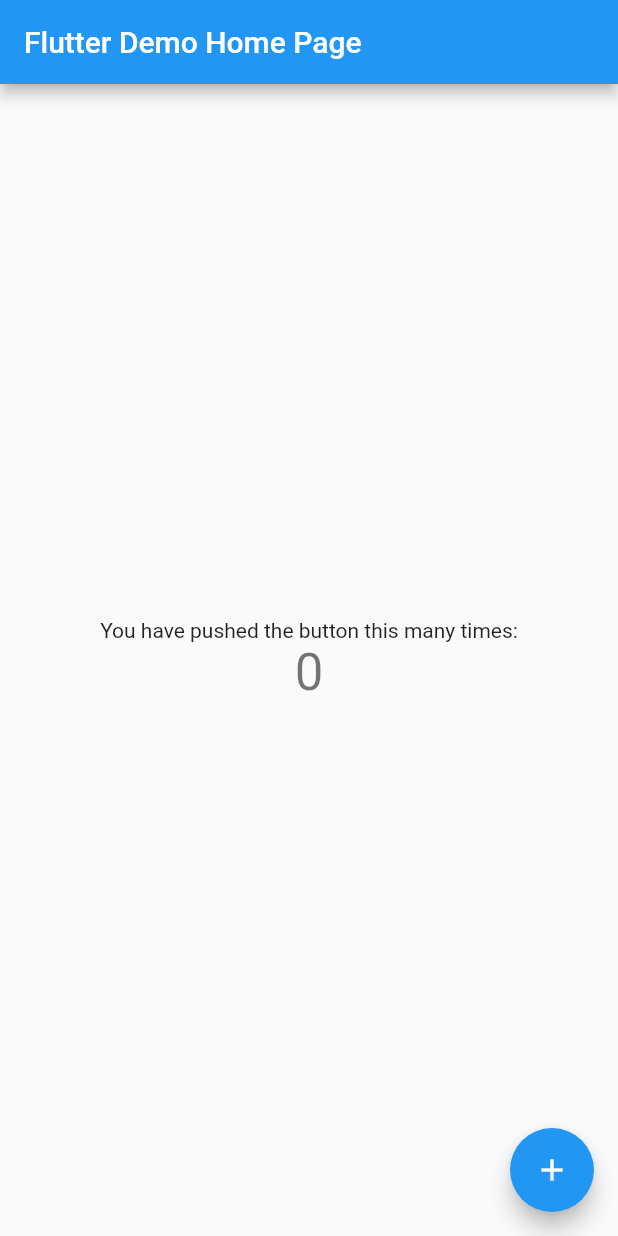
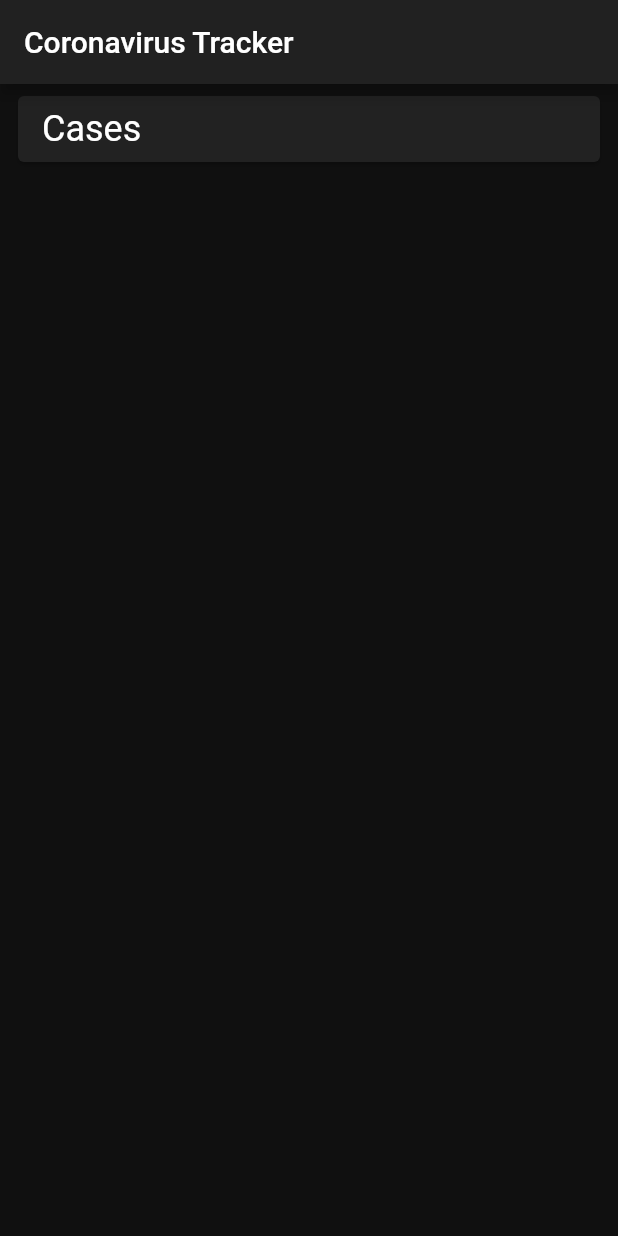
Before and after one commit to ayarse/corona_app, a Flutter app: the screen it shows after launch, on a phone screen of 412 x 824 dp. Run offline on Flutter 3.47's test engine with Material 2 defaults, Android fonts, the phone set to English and light mode, and no system bars; network calls fail.

Commit message:
Begin new UI

```diff
--- /dev/null
+++ b/lib/app/ui/dashboard.dart
@@ -0,0 +1,46 @@
+import 'package:corona_app/app/repositories/data_repository.dart';
+import 'package:corona_app/app/services/api.dart';
+import 'package:corona_app/app/ui/endpoint_card.dart';
+import 'package:flutter/material.dart';
+import 'package:provider/provider.dart';
+
+class Dashboard extends StatefulWidget {
+  @override
+  _DashboardState createState() => _DashboardState();
+}
+
+class _DashboardState extends State<Dashboard> {
+  int _cases;
+
+  Future<void> _updateData() async {
+    final dataRepository = Provider.of<DataRepository>(context, listen: false);
+    final cases = await dataRepository.getEndpointData(Endpoint.cases);
+    setState(() => _cases = cases);
+  }
+
+  @override
+  void initState() {
+    // TODO: implement initState
+    super.initState();
+    _updateData();
+  }
+
+  @override
+  Widget build(BuildContext context) {
+    return Scaffold(
+        appBar: AppBar(
+          title: Text('Coronavirus Tracker'),
+        ),
+        body: RefreshIndicator(
+          onRefresh: _updateData,
+          child: ListView(
+            children: <Widget>[
+              EndpointCard(
+                endpoint: Endpoint.cases,
+                value: _cases,
+              )
+            ],
+          ),
+        ));
+  }
+}
--- /dev/null
+++ b/lib/app/ui/endpoint_card.dart
@@ -0,0 +1,32 @@
+import 'package:corona_app/app/services/api.dart';
+import 'package:flutter/material.dart';
+
+class EndpointCard extends StatelessWidget {
+  final Endpoint endpoint;
+  final int value;
+
+  const EndpointCard({Key key, this.endpoint, this.value}) : super(key: key);
+  @override
+  Widget build(BuildContext context) {
+    return Padding(
+      padding: const EdgeInsets.symmetric(horizontal: 8.0, vertical: 4.0),
+      child: Card(
+        child: Padding(
+          padding: const EdgeInsets.symmetric(horizontal: 16.0, vertical: 8.0),
+          child: Row(
+            mainAxisAlignment: MainAxisAlignment.spaceBetween,
+            children: [
+              Text(
+                'Cases',
+                style: Theme.of(context).textTheme.headline5,
+              ),
+              Text(
+                value != null ? value.toString() : '',
+              ),
+            ],
+          ),
+        ),
+      ),
+    );
+  }
+}
--- a/lib/main.dart
+++ b/lib/main.dart
@@ -1,4 +1,10 @@
+import 'package:corona_app/app/repositories/data_repository.dart';
+import 'package:corona_app/app/services/api_service.dart';
+import 'package:corona_app/app/ui/dashboard.dart';
 import 'package:flutter/material.dart';
+import 'package:provider/provider.dart';
+
+import 'app/services/api.dart';
 
 void main() {
   runApp(MyApp());
@@ -8,110 +14,17 @@ class MyApp extends StatelessWidget {
   // This widget is the root of your application.
   @override
   Widget build(BuildContext context) {
-    return MaterialApp(
-      title: 'Flutter Demo',
-      theme: ThemeData(
-        // This is the theme of your application.
-        //
-        // Try running your application with "flutter run". You'll see the
-        // application has a blue toolbar. Then, without quitting the app, try
-        // changing the primarySwatch below to Colors.green and then invoke
-        // "hot reload" (press "r" in the console where you ran "flutter run",
-        // or simply save your changes to "hot reload" in a Flutter IDE).
-        // Notice that the counter didn't reset back to zero; the application
-        // is not restarted.
-        primarySwatch: Colors.blue,
-        // This makes the visual density adapt to the platform that you run
-        // the app on. For desktop platforms, the controls will be smaller and
-        // closer together (more dense) than on mobile platforms.
-        visualDensity: VisualDensity.adaptivePlatformDensity,
+    return Provider<DataRepository>(
+      create: (_) => DataRepository(apiService: APIService(API.sandbox())),
+      child: MaterialApp(
+        debugShowCheckedModeBanner: false,
+        title: 'Coronavirus Tracker',
+        theme: ThemeData.dark().copyWith(
+          scaffoldBackgroundColor: Color(0xFF101010),
+          cardColor: Color(0xFF222222),
+        ),
+        home: Dashboard(),
       ),
-      home: MyHomePage(title: 'Flutter Demo Home Page'),
     );
   }
 }
-
-class MyHomePage extends StatefulWidget {
-  MyHomePage({Key key, this.title}) : super(key: key);
-
-  // This widget is the home page of your application. It is stateful, meaning
-  // that it has a State object (defined below) that contains fields that affect
-  // how it looks.
-
-  // This class is the configuration for the state. It holds the values (in this
-  // case the title) provided by the parent (in this case the App widget) and
-  // used by the build method of the State. Fields in a Widget subclass are
-  // always marked "final".
-
-  final String title;
-
-  @override
-  _MyHomePageState createState() => _MyHomePageState();
-}
-
-class _MyHomePageState extends State<MyHomePage> {
-  int _counter = 0;
-
-  void _incrementCounter() {
-    setState(() {
-      // This call to setState tells the Flutter framework that something has
-      // changed in this State, which causes it to rerun the build method below
-      // so that the display can reflect the updated values. If we changed
-      // _counter without calling setState(), then the build method would not be
-      // called again, and so nothing would appear to happen.
-      _counter++;
-    });
-  }
-
-  @override
-  Widget build(BuildContext context) {
-    // This method is rerun every time setState is called, for instance as done
-    // by the _incrementCounter method above.
-    //
-    // The Flutter framework has been optimized to make rerunning build methods
-    // fast, so that you can just rebuild anything that needs updating rather
-    // than having to individually change instances of widgets.
-    return Scaffold(
-      appBar: AppBar(
-        // Here we take the value from the MyHomePage object that was created by
-        // the App.build method, and use it to set our appbar title.
-        title: Text(widget.title),
-      ),
-      body: Center(
-        // Center is a layout widget. It takes a single child and positions it
-        // in the middle of the parent.
-        child: Column(
-          // Column is also a layout widget. It takes a list of children and
-          // arranges them vertically. By default, it sizes itself to fit its
-          // children horizontally, and tries to be as tall as its parent.
-          //
-          // Invoke "debug painting" (press "p" in the console, choose the
-          // "Toggle Debug Paint" action from the Flutter Inspector in Android
-          // Studio, or the "Toggle Debug Paint" command in Visual Studio Code)
-          // to see the wireframe for each widget.
-          //
-          // Column has various properties to control how it sizes itself and
-          // how it positions its children. Here we use mainAxisAlignment to
-          // center the children vertically; the main axis here is the vertical
-          // axis because Columns are vertical (the cross axis would be
-          // horizontal).
-          mainAxisAlignment: MainAxisAlignment.center,
-          children: <Widget>[
-            Text(
-              'You have pushed the button this many times:',
-            ),
-            Text(
-              '$_counter',
-              style: Theme.of(context).textTheme.headline4,
-            ),
-          ],
-        ),
-      ),
-      floatingActionButton: FloatingActionButton(
-        onPressed: _incrementCounter,
-        tooltip: 'Increment',
-        child: Icon(Icons.add),
-      ), // This trailing comma makes auto-formatting nicer for build methods.
-    );
-  }
-}
```
